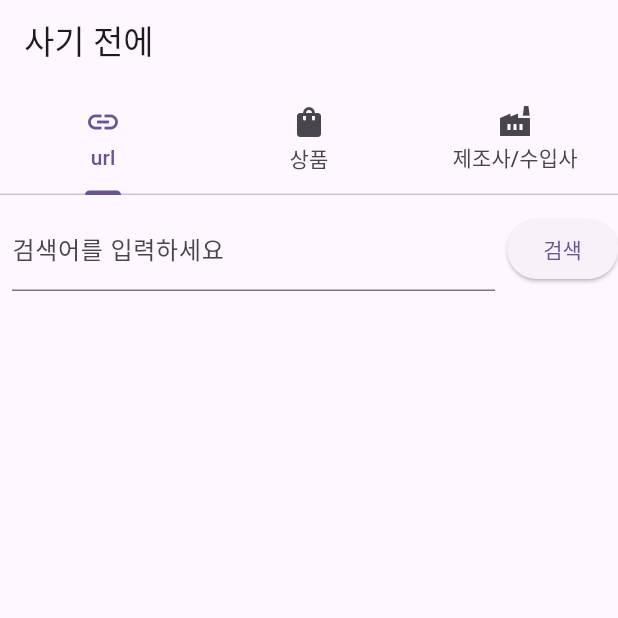
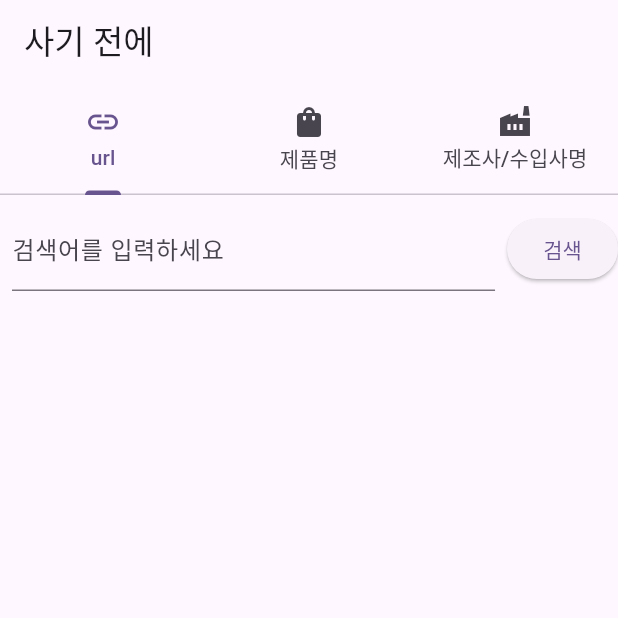
Before and after one commit to chaejin-jen/sagi-jeonae-flutter-app, a Flutter app: the screen it shows after launch, on a phone screen of 412 x 824 dp, the top half of it. Run offline on Flutter 3.47's test engine with Material 3 defaults, Android fonts, the phone set to English and light mode, and no system bars.

Commit message:
refactor: Rename tab bar in Home page

```diff
--- a/lib/main.dart
+++ b/lib/main.dart
@@ -42,8 +42,8 @@
           bottom: const TabBar(
             tabs: [
               Tab(icon: Icon(Icons.link), text: 'url'),
-              Tab(icon: Icon(Icons.shopping_bag), text: '상품'),
-              Tab(icon: Icon(Icons.factory), text: '제조사/수입사'),
+              Tab(icon: Icon(Icons.shopping_bag), text: '제품명'),
+              Tab(icon: Icon(Icons.factory), text: '제조사/수입사명'),
             ],
           ),
           title: const Text('사기 전에'),
```
